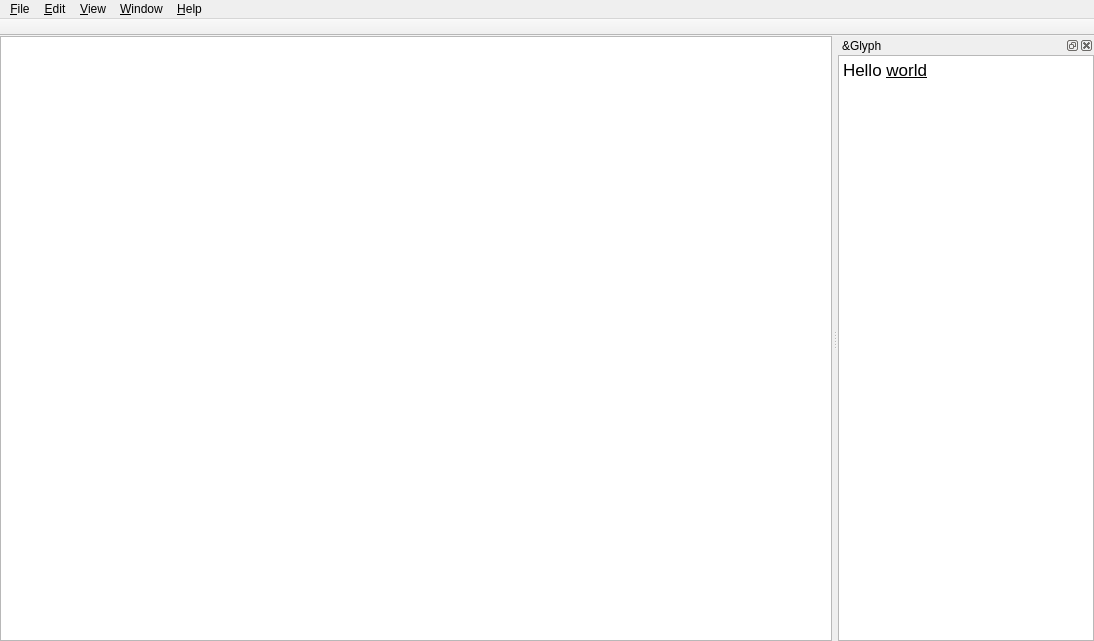
frinkr/FontViewer, file UI-Qt/QUDocumentWindow.ui: the form before one commit.
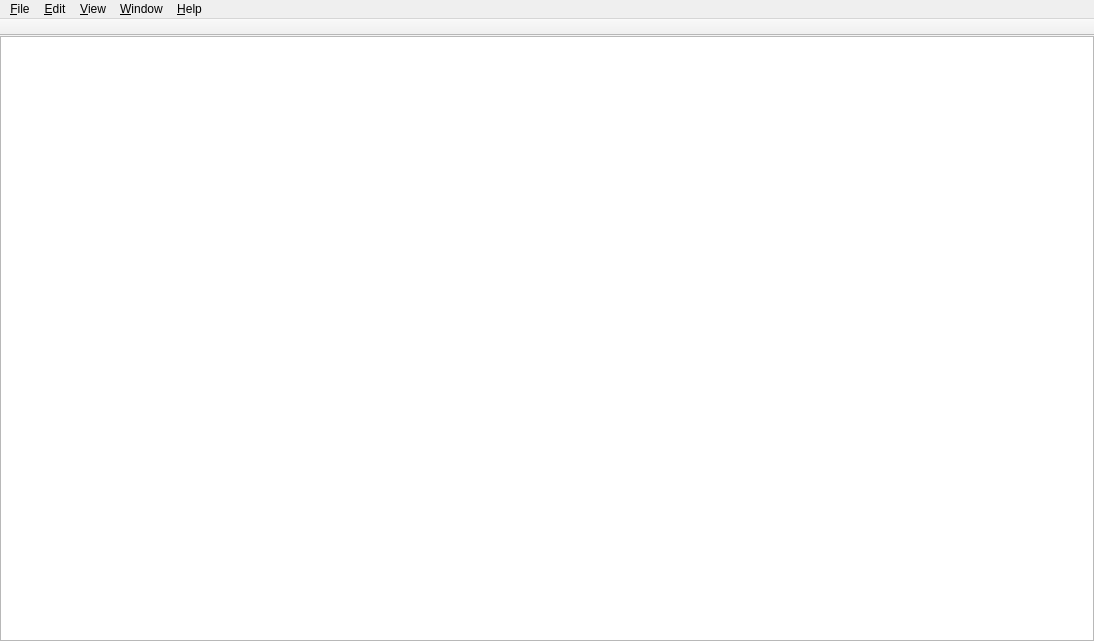
The form after the commit. Custom widgets are drawn as their Qt base class.

Commit message: dock widget custom title bar

What changed in the file:
```diff
--- a/UI-Qt/QUDocumentWindow.ui
+++ b/UI-Qt/QUDocumentWindow.ui
@@ -164,50 +164,6 @@
    <addaction name="menu_Window"/>
    <addaction name="menu_Help"/>
   </widget>
-  <widget class="QDockWidget" name="glyphDockWidget">
-   <property name="windowTitle">
-    <string>&amp;Glyph</string>
-   </property>
-   <attribute name="dockWidgetArea">
-    <number>2</number>
-   </attribute>
-   <widget class="QWidget" name="dockWidgetContents">
-    <layout class="QVBoxLayout" name="verticalLayout">
-     <property name="leftMargin">
-      <number>0</number>
-     </property>
-     <property name="topMargin">
-      <number>0</number>
-     </property>
-     <property name="rightMargin">
-      <number>0</number>
-     </property>
-     <property name="bottomMargin">
-      <number>0</number>
-     </property>
-     <item>
-      <widget class="QUGlyphInfoWidget" name="textBrowser">
-       <property name="sizePolicy">
-        <sizepolicy hsizetype="Preferred" vsizetype="Expanding">
-         <horstretch>0</horstretch>
-         <verstretch>0</verstretch>
-        </sizepolicy>
-       </property>
-       <property name="lineWrapMode">
-        <enum>QTextEdit::NoWrap</enum>
-       </property>
-       <property name="html">
-        <string>&lt;!DOCTYPE HTML PUBLIC &quot;-//W3C//DTD HTML 4.0//EN&quot; &quot;http://www.w3.org/TR/REC-html40/strict.dtd&quot;&gt;
-&lt;html&gt;&lt;head&gt;&lt;meta name=&quot;qrichtext&quot; content=&quot;1&quot; /&gt;&lt;style type=&quot;text/css&quot;&gt;
-p, li { white-space: pre-wrap; }
-&lt;/style&gt;&lt;/head&gt;&lt;body style=&quot; font-family:'.SF NS Text'; font-size:13pt; font-weight:400; font-style:normal;&quot;&gt;
-&lt;p style=&quot; margin-top:0px; margin-bottom:0px; margin-left:0px; margin-right:0px; -qt-block-indent:0; text-indent:0px;&quot;&gt;Hello &lt;span style=&quot; text-decoration: underline;&quot;&gt;world&lt;/span&gt;&lt;/p&gt;&lt;/body&gt;&lt;/html&gt;</string>
-       </property>
-      </widget>
-     </item>
-    </layout>
-   </widget>
-  </widget>
   <action name="action_About">
    <property name="text">
     <string>&amp;About</string>
@@ -337,11 +293,6 @@
    <extends>QListView</extends>
    <header>QUGlyphListView.h</header>
   </customwidget>
-  <customwidget>
-   <class>QUGlyphInfoWidget</class>
-   <extends>QTextBrowser</extends>
-   <header>QUGlyphInfoWidget.h</header>
-  </customwidget>
  </customwidgets>
  <resources/>
  <connections/>
```
The commit also changes 8 other files.
